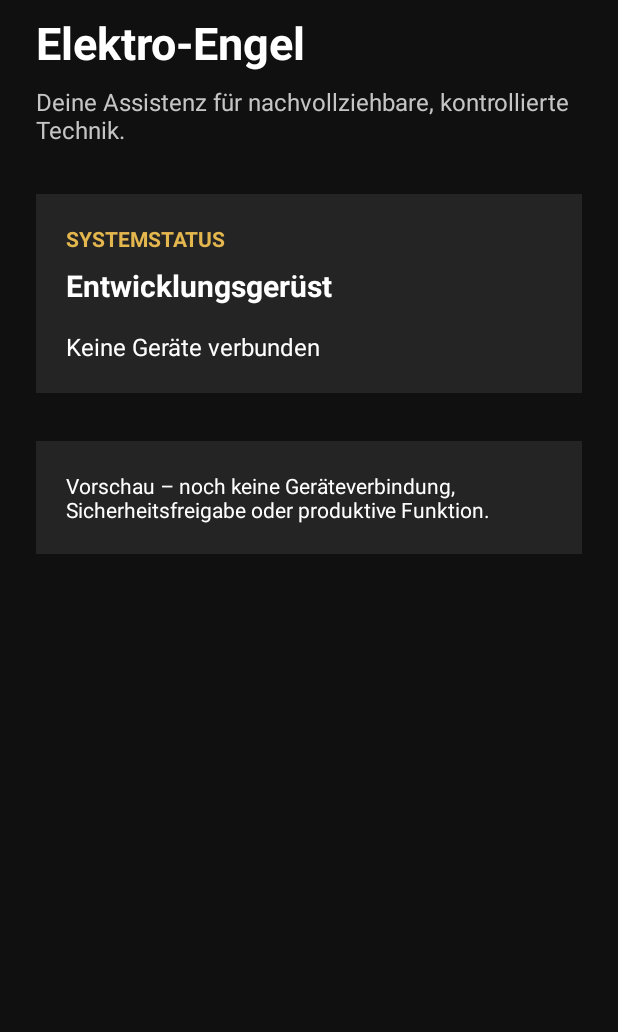
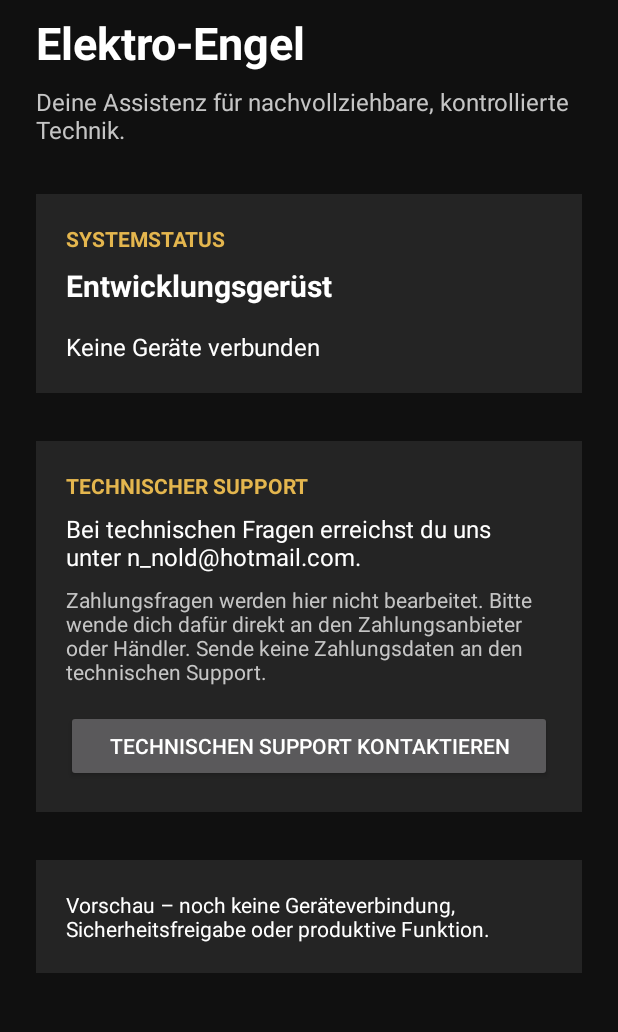
Before and after one commit to nikolausnold/NIKNOLIG, an Android app: the screen it shows after launch (MainActivity), on a phone screen of 412 x 824 dp, the part 65-1097 px from its top. Run offline under Robolectric (Android 15) with nearby library versions, the phone set to English and light mode, and no system bars.

Commit message:
Add technical support contact in app
Co-authored-by: nikolausnold <339979236+nikolausnold@users.noreply.github.com>

```diff
--- a/app/src/main/java/com/niknolig/app/MainActivity.kt
+++ b/app/src/main/java/com/niknolig/app/MainActivity.kt
@@ -1,11 +1,34 @@
 package com.niknolig.app
 
 import android.app.Activity
+import android.content.ActivityNotFoundException
+import android.content.Intent
+import android.net.Uri
 import android.os.Bundle
+import android.widget.Button
+import android.widget.Toast
 
 class MainActivity : Activity() {
     override fun onCreate(savedInstanceState: Bundle?) {
         super.onCreate(savedInstanceState)
         setContentView(R.layout.activity_main)
+
+        findViewById<Button>(R.id.support_contact_button).setOnClickListener {
+            openTechnicalSupportEmail()
+        }
+    }
+
+    private fun openTechnicalSupportEmail() {
+        val emailIntent = Intent(Intent.ACTION_SENDTO).apply {
+            data = Uri.fromParts("mailto", getString(R.string.support_email), null)
+            putExtra(Intent.EXTRA_SUBJECT, getString(R.string.support_email_subject))
+            putExtra(Intent.EXTRA_TEXT, getString(R.string.support_email_body))
+        }
+
+        try {
+            startActivity(emailIntent)
+        } catch (_: ActivityNotFoundException) {
+            Toast.makeText(this, R.string.support_email_unavailable, Toast.LENGTH_LONG).show()
+        }
     }
 }
--- a/app/src/main/res/layout/activity_main.xml
+++ b/app/src/main/res/layout/activity_main.xml
@@ -73,6 +73,47 @@
                 android:textSize="16sp" />
         </LinearLayout>
 
+        <LinearLayout
+            android:layout_width="match_parent"
+            android:layout_height="wrap_content"
+            android:layout_marginTop="@dimen/space_large"
+            android:background="@color/dark_surface"
+            android:orientation="vertical"
+            android:padding="@dimen/card_padding">
+
+            <TextView
+                android:layout_width="wrap_content"
+                android:layout_height="wrap_content"
+                android:accessibilityHeading="true"
+                android:text="@string/support_heading"
+                android:textColor="@color/gold"
+                android:textSize="14sp"
+                android:textStyle="bold" />
+
+            <TextView
+                android:layout_width="match_parent"
+                android:layout_height="wrap_content"
+                android:layout_marginTop="@dimen/space_small"
+                android:text="@string/support_description"
+                android:textColor="@color/text_primary"
+                android:textSize="16sp" />
+
+            <TextView
+                android:layout_width="match_parent"
+                android:layout_height="wrap_content"
+                android:layout_marginTop="@dimen/space_small"
+                android:text="@string/support_payment_notice"
+                android:textColor="@color/text_secondary"
+                android:textSize="14sp" />
+
+            <Button
+                android:id="@+id/support_contact_button"
+                android:layout_width="match_parent"
+                android:layout_height="wrap_content"
+                android:layout_marginTop="@dimen/space_medium"
+                android:text="@string/support_contact_button" />
+        </LinearLayout>
+
         <TextView
             android:layout_width="match_parent"
             android:layout_height="wrap_content"
--- a/app/src/main/res/values/strings.xml
+++ b/app/src/main/res/values/strings.xml
@@ -6,5 +6,13 @@
     <string name="system_status_heading">SYSTEMSTATUS</string>
     <string name="system_status">Entwicklungsgerüst</string>
     <string name="device_status">Keine Geräte verbunden</string>
+    <string name="support_heading">TECHNISCHER SUPPORT</string>
+    <string name="support_description">Bei technischen Fragen erreichst du uns unter n_nold@hotmail.com.</string>
+    <string name="support_payment_notice">Zahlungsfragen werden hier nicht bearbeitet. Bitte wende dich dafür direkt an den Zahlungsanbieter oder Händler. Sende keine Zahlungsdaten an den technischen Support.</string>
+    <string name="support_contact_button">Technischen Support kontaktieren</string>
+    <string name="support_email">n_nold@hotmail.com</string>
+    <string name="support_email_subject">Technische Supportanfrage – NIKNOLIG</string>
+    <string name="support_email_body">Bitte beschreibe dein technisches Problem. Sende keine Passwörter oder Zahlungsdaten.</string>
+    <string name="support_email_unavailable">Keine E-Mail-App auf diesem Gerät gefunden.</string>
     <string name="demo_notice">Vorschau – noch keine Geräteverbindung, Sicherheitsfreigabe oder produktive Funktion.</string>
 </resources>
```
Also changed, not shown: 1 other file.
